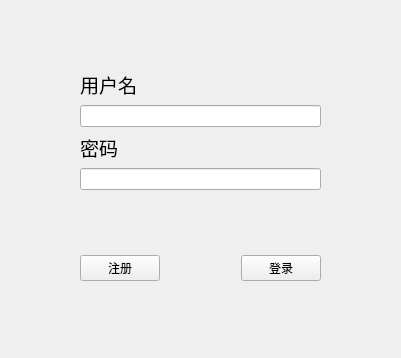
wenshuo-zh/qt-tcp, file Client/client.ui: the form before one commit.
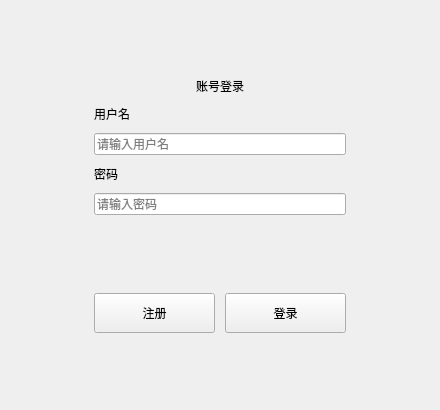
The form after the commit.

Patch:
```diff
--- a/Client/client.ui
+++ b/Client/client.ui
@@ -6,33 +6,83 @@
    <rect>
     <x>0</x>
     <y>0</y>
-    <width>401</width>
-    <height>358</height>
+    <width>440</width>
+    <height>410</height>
    </rect>
   </property>
+  <property name="minimumSize">
+   <size>
+    <width>360</width>
+    <height>360</height>
+   </size>
+  </property>
   <property name="windowTitle">
    <string>Client</string>
   </property>
-  <widget class="QWidget" name="layoutWidget">
-   <property name="geometry">
-    <rect>
-     <x>80</x>
-     <y>70</y>
-     <width>241</width>
-     <height>211</height>
-    </rect>
+  <layout class="QVBoxLayout" name="rootLayout">
+   <property name="spacing">
+    <number>0</number>
    </property>
-   <layout class="QGridLayout" name="gridLayout">
-    <item row="0" column="0">
-     <layout class="QVBoxLayout" name="verticalLayout">
+   <property name="leftMargin">
+    <number>24</number>
+   </property>
+   <property name="topMargin">
+    <number>24</number>
+   </property>
+   <property name="rightMargin">
+    <number>24</number>
+   </property>
+   <property name="bottomMargin">
+    <number>24</number>
+   </property>
+   <item alignment="Qt::AlignHCenter|Qt::AlignVCenter">
+    <widget class="QWidget" name="layoutWidget">
+     <property name="sizePolicy">
+      <sizepolicy hsizetype="Preferred" vsizetype="Preferred">
+       <horstretch>0</horstretch>
+       <verstretch>0</verstretch>
+      </sizepolicy>
+     </property>
+     <property name="minimumSize">
+      <size>
+       <width>300</width>
+       <height>300</height>
+      </size>
+     </property>
+     <property name="maximumSize">
+      <size>
+       <width>400</width>
+       <height>360</height>
+      </size>
+     </property>
+     <layout class="QVBoxLayout" name="gridLayout">
+      <property name="spacing">
+       <number>10</number>
+      </property>
+      <property name="leftMargin">
+       <number>24</number>
+      </property>
+      <property name="topMargin">
+       <number>22</number>
+      </property>
+      <property name="rightMargin">
+       <number>24</number>
+      </property>
+      <property name="bottomMargin">
+       <number>22</number>
+      </property>
+      <item>
+       <widget class="QLabel" name="title_LB">
+        <property name="text">
+         <string>账号登录</string>
+        </property>
+        <property name="alignment">
+         <set>Qt::AlignCenter</set>
+        </property>
+       </widget>
+      </item>
       <item>
        <widget class="QLabel" name="label">
-        <property name="font">
-         <font>
-          <family>Agency FB</family>
-          <pointsize>14</pointsize>
-         </font>
-        </property>
         <property name="text">
          <string>用户名</string>
         </property>
@@ -40,19 +90,13 @@
       </item>
       <item>
        <widget class="QLineEdit" name="name_LE">
-        <property name="text">
-         <string/>
+        <property name="placeholderText">
+         <string>请输入用户名</string>
         </property>
        </widget>
       </item>
       <item>
        <widget class="QLabel" name="label_3">
-        <property name="font">
-         <font>
-          <family>Agency FB</family>
-          <pointsize>14</pointsize>
-         </font>
-        </property>
         <property name="text">
          <string>密码</string>
         </property>
@@ -60,62 +104,64 @@
       </item>
       <item>
        <widget class="QLineEdit" name="pwd_LE">
-        <property name="text">
-         <string/>
-        </property>
         <property name="echoMode">
          <enum>QLineEdit::Password</enum>
         </property>
-       </widget>
-      </item>
-     </layout>
-    </item>
-    <item row="1" column="0">
-     <spacer name="verticalSpacer">
-      <property name="orientation">
-       <enum>Qt::Vertical</enum>
-      </property>
-      <property name="sizeHint" stdset="0">
-       <size>
-        <width>20</width>
-        <height>40</height>
-       </size>
-      </property>
-     </spacer>
-    </item>
-    <item row="2" column="0">
-     <layout class="QHBoxLayout" name="horizontalLayout">
-      <item>
-       <widget class="QPushButton" name="regist_PB">
-        <property name="text">
-         <string>注册</string>
+        <property name="placeholderText">
+         <string>请输入密码</string>
         </property>
        </widget>
       </item>
       <item>
-       <spacer name="horizontalSpacer">
+       <spacer name="verticalSpacer">
         <property name="orientation">
-         <enum>Qt::Horizontal</enum>
+         <enum>Qt::Vertical</enum>
         </property>
         <property name="sizeHint" stdset="0">
          <size>
-          <width>40</width>
-          <height>20</height>
+          <width>20</width>
+          <height>8</height>
          </size>
         </property>
        </spacer>
       </item>
       <item>
-       <widget class="QPushButton" name="login_PB">
-        <property name="text">
-         <string>登录</string>
+       <layout class="QHBoxLayout" name="horizontalLayout">
+        <property name="spacing">
+         <number>10</number>
         </property>
-       </widget>
+        <item>
+         <widget class="QPushButton" name="regist_PB">
+          <property name="minimumSize">
+           <size>
+            <width>0</width>
+            <height>40</height>
+           </size>
+          </property>
+          <property name="text">
+           <string>注册</string>
+          </property>
+         </widget>
+        </item>
+        <item>
+         <widget class="QPushButton" name="login_PB">
+          <property name="minimumSize">
+           <size>
+            <width>0</width>
+            <height>40</height>
+           </size>
+          </property>
+          <property name="text">
+           <string>登录</string>
+          </property>
+         </widget>
+        </item>
+       </layout>
       </item>
      </layout>
-    </item>
-   </layout>
-  </widget>
+    </widget>
+   </item>
+  </layout>
  </widget>
  <tabstops>
   <tabstop>name_LE</tabstop>
```
Left out of the diff: 2 changed lines with no effect on the pictures.
